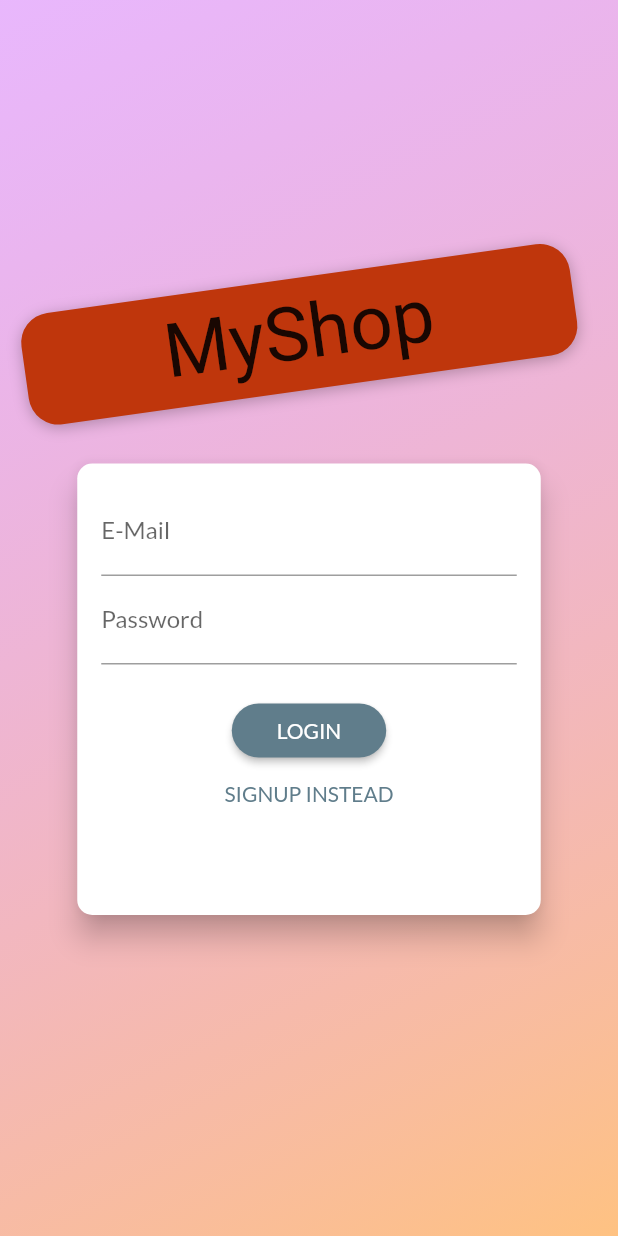
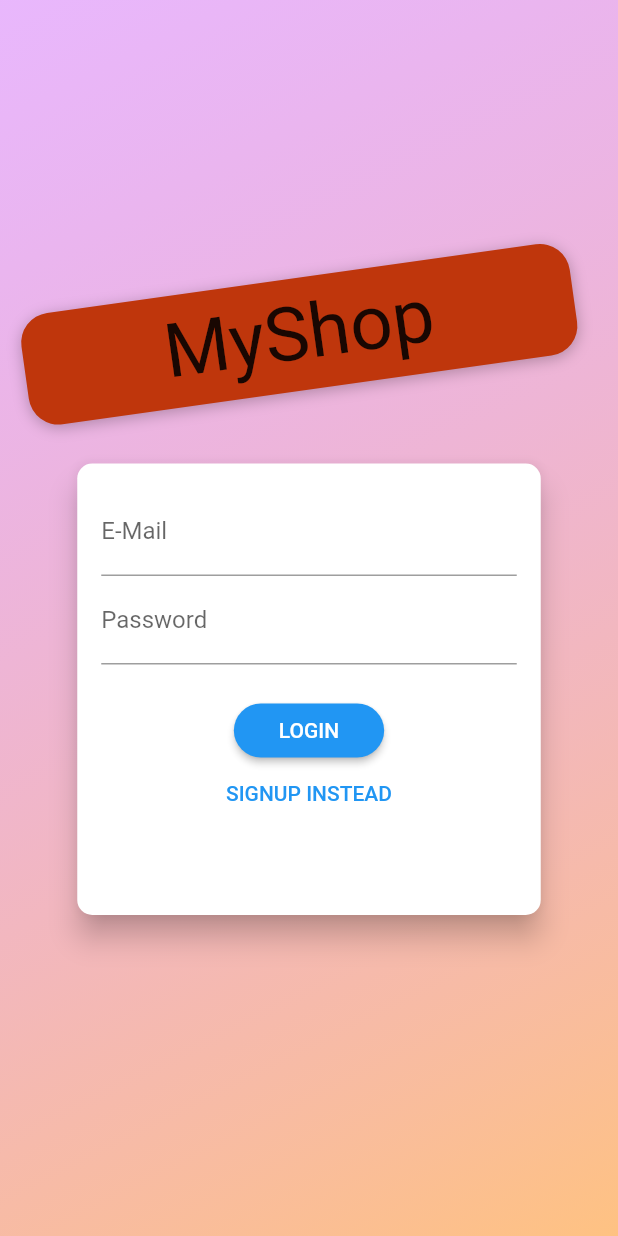
Before and after one commit to AbdulSammad1/shop_app, a Flutter app: the screen it shows after launch, on a phone screen of 412 x 824 dp. Run offline on Flutter 3.47's test engine with Material 2 defaults, Android fonts, the phone set to English and light mode, and no system bars; our stand-ins replace shared_preferences; Roboto replaces fonts that are missing (Anton).

Commit message:
Errors resolved

```diff
--- a/lib/main.dart
+++ b/lib/main.dart
@@ -46,9 +46,9 @@ class MyApp extends StatelessWidget {
         builder: (ctx, auth, _) => MaterialApp(
           title: "Shop_App",
           theme: ThemeData(
-            primarySwatch: Colors.blueGrey,
-            accentColor: Color.fromARGB(222, 220, 161, 60),
-            fontFamily: 'Lato',
+            colorScheme: ColorScheme.fromSwatch(primarySwatch: Colors.blueGrey)
+                .copyWith(secondary: Color.fromARGB(222, 220, 161, 60)),
+            // fontFamily: 'Lato',
           ),
           debugShowCheckedModeBanner: false,
           home: auth.isAuth
```
Also changed, not shown: pubspec.yaml (+12 -12 lines).
